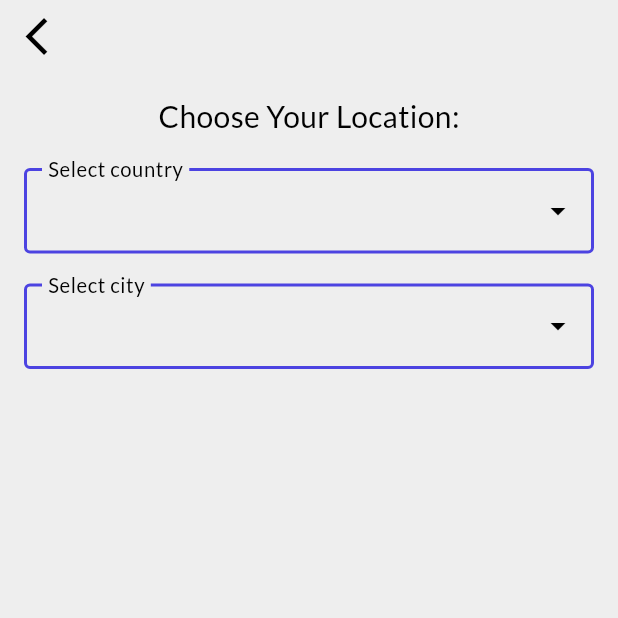
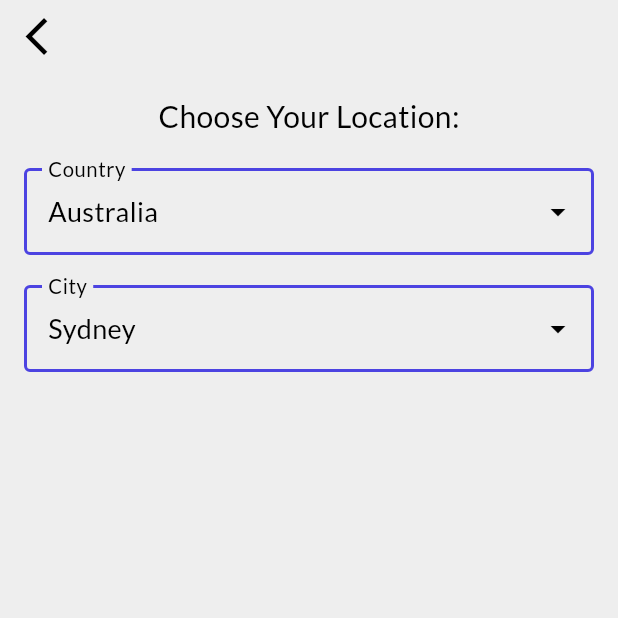
Before and after one commit to GrigoriSaki/weather_app, a Flutter app: the screen it shows after launch, in the side drawer, after a tap on "Location", on a phone screen of 412 x 824 dp, the top half of it. Run offline on Flutter 3.47's test engine with Material 3 defaults, Android fonts, the phone set to English and light mode, and no system bars; drawn by our look-alikes of dropdown_search; our stand-ins replace cloud_firestore, firebase_core, flutter_local_notifications, flutter_timezone, font_awesome_flutter, google_fonts and 3 more; accounts and stored records are empty.

Commit message:
location page

```diff
--- /dev/null
+++ b/lib/components/location_page/dropdown_city.dart
@@ -0,0 +1,112 @@
+import 'package:dropdown_search/dropdown_search.dart';
+import 'package:flutter/material.dart';
+import 'package:google_fonts/google_fonts.dart';
+
+import 'package:weather_app/services/firestore.dart';
+
+// ignore: must_be_immutable
+class MyDropdownCity extends StatefulWidget {
+  MyDropdownCity({super.key, required this.selectedCountry});
+  String selectedCountry;
+
+  String selectedItem = "";
+  late Future<List<String>> citiesFuture;
+
+  @override
+  State<MyDropdownCity> createState() => _MyDropdownCityState();
+}
+
+class _MyDropdownCityState extends State<MyDropdownCity> {
+  @override
+  void initState() {
+    // TODO: implement initState
+    super.initState();
+    fetchCities();
+  }
+
+  @override
+  void didUpdateWidget(covariant MyDropdownCity oldWidget) {
+    // TODO: implement didUpdateWidget
+    super.didUpdateWidget(oldWidget);
+    if (oldWidget.selectedCountry != widget.selectedCountry) {
+      fetchCities();
+    }
+  }
+
+  void fetchCities() {
+    widget.citiesFuture =
+        FirestoreService().getCityNames(widget.selectedCountry).then((cities) {
+      if (cities.isNotEmpty) {
+        widget.selectedItem = cities.first; // Ustawiamy pierwsze miasto
+      }
+      if (mounted) {
+        setState(() {});
+      }
+      return cities;
+    });
+  }
+
+  @override
+  Widget build(BuildContext context) {
+    return // Dropdown for country selection
+        FutureBuilder(
+            future: widget.citiesFuture,
+            builder: (context, snapshot) {
+              if (snapshot.connectionState == ConnectionState.waiting) {
+                return const Center(child: CircularProgressIndicator());
+              } else if (snapshot.hasError) {
+                return Center(
+                  child: Text(
+                    'Error: ${snapshot.error}',
+                    style:
+                        TextStyle(color: Theme.of(context).colorScheme.error),
+                  ),
+                );
+              } else if (snapshot.hasData) {
+                return DropdownSearch<String>(
+                  // This is what is displayed on the list
+                  items: (filter, InfiniteScrollProps) async {
+                    return widget.citiesFuture;
+                  },
+
+                  //control of displayed item
+                  dropdownBuilder: (context, selectItem) {
+                    return Text(selectItem ?? "",
+                        style: GoogleFonts.lato(
+                            fontSize: 18,
+                            color: Theme.of(context).colorScheme.onSurface));
+                  },
+
+                  //this displays the form
+                  enabled: true,
+
+                  //what is displayed after selecting the item
+                  selectedItem: widget.selectedItem,
+
+                  //decoration of the form
+                  decoratorProps: DropDownDecoratorProps(
+                      decoration: InputDecoration(
+                          border: OutlineInputBorder(),
+                          focusedBorder: OutlineInputBorder(
+                              borderSide: BorderSide(
+                                  width: 3,
+                                  color:
+                                      Theme.of(context).colorScheme.primary)),
+                          enabledBorder: OutlineInputBorder(
+                              borderSide: BorderSide(
+                                  width: 2,
+                                  color:
+                                      Theme.of(context).colorScheme.primary)),
+                          label: Text("City",
+                              style: GoogleFonts.lato(
+                                  fontSize: 18,
+                                  color: Theme.of(context)
+                                      .colorScheme
+                                      .onSurface)))),
+                );
+              } else {
+                return Text("Cities not founded");
+              }
+            });
+  }
+}
--- /dev/null
+++ b/lib/components/location_page/dropdown_country.dart
@@ -0,0 +1,108 @@
+import 'package:dropdown_search/dropdown_search.dart';
+import 'package:flutter/material.dart';
+import 'package:google_fonts/google_fonts.dart';
+import 'package:weather_app/services/firestore.dart';
+
+// ignore: must_be_immutable
+class MyDropdownSearch extends StatefulWidget {
+  MyDropdownSearch({
+    super.key,
+    required this.onCountryChanged,
+  });
+  String selectedItem = "";
+  String selectedCountry = "Australia";
+  final void Function(String)? onCountryChanged;
+  Future<List<String>> countriesFuture = FirestoreService().getCountryNames();
+  @override
+  State<MyDropdownSearch> createState() => _MyDropdownSearchState();
+}
+
+class _MyDropdownSearchState extends State<MyDropdownSearch> {
+  @override
+  void initState() {
+    // TODO: implement initState
+    super.initState();
+    widget.countriesFuture =
+        FirestoreService().getCountryNames().then((countries) {
+      if (countries.isNotEmpty) {
+        widget.selectedItem = countries.first; // Ustawiamy pierwszy kraj
+      }
+      return countries;
+    });
+  }
+
+  @override
+  Widget build(BuildContext context) {
+    return
+        // Dropdown for country selection
+        FutureBuilder(
+            future: widget.countriesFuture,
+            builder: (context, snapshot) {
+              if (snapshot.connectionState == ConnectionState.waiting) {
+                return const Center(child: CircularProgressIndicator());
+              } else if (snapshot.hasError) {
+                return Center(
+                  child: Text(
+                    'Error: ${snapshot.error}',
+                    style:
+                        TextStyle(color: Theme.of(context).colorScheme.error),
+                  ),
+                );
+              } else if (snapshot.hasData) {
+                return DropdownSearch<String>(
+                  onChanged: (value) {
+                    setState(() {
+                      widget.selectedCountry = value!;
+                    });
+
+                    // Dodaj to:
+                    if (widget.onCountryChanged != null) {
+                      widget.onCountryChanged!(value!);
+                    }
+                  },
+                  // This is what is displayed on the list
+                  items: (filter, InfiniteScrollProps) async {
+                    return widget.countriesFuture;
+                  },
+
+                  //control of displayed item
+                  dropdownBuilder: (context, selectItem) {
+                    return Text(selectItem ?? "",
+                        style: GoogleFonts.lato(
+                            fontSize: 18,
+                            color: Theme.of(context).colorScheme.onSurface));
+                  },
+
+                  //this displays the form
+                  enabled: true,
+
+                  //what is displayed after selecting the item
+                  selectedItem: widget.selectedItem,
+
+                  //decoration of the form
+                  decoratorProps: DropDownDecoratorProps(
+                      decoration: InputDecoration(
+                          border: OutlineInputBorder(),
+                          focusedBorder: OutlineInputBorder(
+                              borderSide: BorderSide(
+                                  width: 3,
+                                  color:
+                                      Theme.of(context).colorScheme.primary)),
+                          enabledBorder: OutlineInputBorder(
+                              borderSide: BorderSide(
+                                  width: 2,
+                                  color:
+                                      Theme.of(context).colorScheme.primary)),
+                          label: Text("Country",
+                              style: GoogleFonts.lato(
+                                  fontSize: 18,
+                                  color: Theme.of(context)
+                                      .colorScheme
+                                      .onSurface)))),
+                );
+              } else {
+                return Text("Countries not founded");
+              }
+            });
+  }
+}
--- a/lib/components/location_page/dropdown_search.dart
+++ /dev/null
@@ -1,91 +0,0 @@
-import 'package:dropdown_search/dropdown_search.dart';
-import 'package:flutter/material.dart';
-import 'package:google_fonts/google_fonts.dart';
-import 'package:weather_app/services/firestore.dart';
-
-// ignore: must_be_immutable
-class MyDropdownSearch extends StatefulWidget {
-  MyDropdownSearch({
-    super.key,
-    required this.selectedItem,
-    required this.countryOrCity,
-  });
-  String selectedItem;
-  String countryOrCity;
-
-  @override
-  State<MyDropdownSearch> createState() => _MyDropdownSearchState();
-}
-
-class _MyDropdownSearchState extends State<MyDropdownSearch> {
-  late Future<List<String>> _countriesFuture;
-
-  @override
-  void initState() {
-    // TODO: implement initState
-    super.initState();
-    _countriesFuture = FirestoreService().getCountryNames();
-  }
-
-  @override
-  Widget build(BuildContext context) {
-    return FutureBuilder(
-        future: _countriesFuture,
-        builder: (context, snapshot) {
-          if (snapshot.connectionState == ConnectionState.waiting) {
-            return const Center(child: CircularProgressIndicator());
-          } else if (snapshot.hasError) {
-            return Center(
-              child: Text(
-                'Error: ${snapshot.error}',
-                style: TextStyle(color: Theme.of(context).colorScheme.error),
-              ),
-            );
-          } else if (snapshot.hasData) {
-            final countries = snapshot.data ?? [];
-
-            return // Dropdown for country selection
-                DropdownSearch<String>(
-              // This is what is displayed on the list
-              items: (filter, InfiniteScrollProps) async {
-                return countries;
-              },
-
-              //control of displayed item
-              dropdownBuilder: (context, selectedItem) {
-                return Text(selectedItem ?? "",
-                    style: GoogleFonts.lato(
-                        fontSize: 18,
-                        color: Theme.of(context).colorScheme.onSurface));
-              },
-
-              //this displays the form
-              enabled: true,
-
-              //what is displayed after selecting the item
-              selectedItem: widget.selectedItem,
-
-              //decoration of the form
-              decoratorProps: DropDownDecoratorProps(
-                  decoration: InputDecoration(
-                      border: OutlineInputBorder(),
-                      focusedBorder: OutlineInputBorder(
-                          borderSide: BorderSide(
-                              width: 3,
-                              color: Theme.of(context).colorScheme.primary)),
-                      enabledBorder: OutlineInputBorder(
-                          borderSide: BorderSide(
-                              width: 2,
-                              color: Theme.of(context).colorScheme.primary)),
-                      label: Text(widget.countryOrCity,
-                          style: GoogleFonts.lato(
-                              fontSize: 18,
-                              color:
-                                  Theme.of(context).colorScheme.onSurface)))),
-            );
-          } else {
-            return Text('No countries found');
-          }
-        });
-  }
-}
--- a/lib/pages/location_page.dart
+++ b/lib/pages/location_page.dart
@@ -1,10 +1,13 @@
 import 'package:flutter/material.dart';
 import 'package:google_fonts/google_fonts.dart';
-import 'package:weather_app/components/location_page/dropdown_search.dart';
+import 'package:weather_app/components/location_page/dropdown_city.dart';
+import 'package:weather_app/components/location_page/dropdown_country.dart';
 import 'package:weather_app/services/choose_location_service.dart';
 
+// ignore: must_be_immutable
 class LocationPage extends StatefulWidget {
   LocationPage({super.key});
+  String selectedCountry = "Australia";
 
   @override
   State<LocationPage> createState() => _LocationPageState();
@@ -13,13 +16,9 @@ class LocationPage extends StatefulWidget {
 class _LocationPageState extends State<LocationPage> {
   ChooseLocation chooseLocation = ChooseLocation();
 
-  String selectedCity = "";
-  String selectedCountry = "";
-
   @override
   Widget build(BuildContext context) {
     return Scaffold(
-      backgroundColor: Theme.of(context).colorScheme.surface,
         body: SafeArea(
       child: Padding(
         padding: const EdgeInsets.symmetric(horizontal: 8.0),
@@ -50,14 +49,18 @@ class _LocationPageState extends State<LocationPage> {
 
                   // Dropdown for country selection
                   MyDropdownSearch(
-                      selectedItem: selectedCountry,
-                      countryOrCity: "Select country",
+                    onCountryChanged: (country) {
+                      setState(() {
+                        widget.selectedCountry = country;
+                      });
+                    },
                   ),
+
                   const SizedBox(height: 20),
+
                   // Dropdown for city selection
-                    MyDropdownSearch(
-                      selectedItem: selectedCity,
-                      countryOrCity: "Select city",
+                  MyDropdownCity(
+                    selectedCountry: widget.selectedCountry,
                   ),
                 ],
               ),
@@ -65,7 +68,6 @@ class _LocationPageState extends State<LocationPage> {
           ],
         ),
       ),
-      ),
-    );
+    ));
   }
 }
--- a/lib/services/firestore.dart
+++ b/lib/services/firestore.dart
@@ -100,9 +100,38 @@ class FirestoreService {
   Future<List<String>> getCountryNames() async {
     try {
       final snapshot = await firestore.collection('countries').get();
+
       return snapshot.docs.map((doc) => doc.data()['name'] as String).toList();
     } catch (e) {
       throw Exception('Failed to load countries: $e');
     }
   }
+
+  Future<List<String>> getCityNames(String countryName) async {
+    try {
+      final querySnapshot = await FirebaseFirestore.instance
+          .collection('countries')
+          .where('name', isEqualTo: countryName)
+          .limit(1)
+          .get();
+
+      if (querySnapshot.docs.isEmpty) {
+        return ["Polonia"];
+      }
+
+      final countryId = querySnapshot.docs.first.id;
+
+      final citiesSnapshot = await FirebaseFirestore.instance
+          .collection('countries')
+          .doc(countryId)
+          .collection('cities')
+          .get();
+
+      return citiesSnapshot.docs
+          .map((doc) => doc.data()['name'] as String)
+          .toList();
+    } catch (e) {
+      throw Exception('Nie udało się pobrać miast: $e');
+    }
+  }
 }
```
Also changed, not shown: 4 other files. Lines whose indentation alone changed are shown as unchanged.
